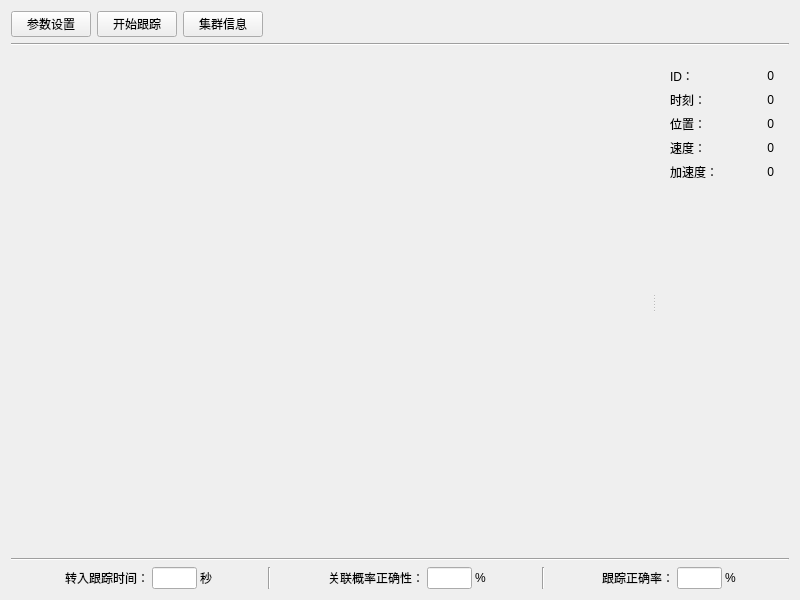
First picture: the form in mainwindow.ui, repository kernelhcy/targettracking, before the edit.
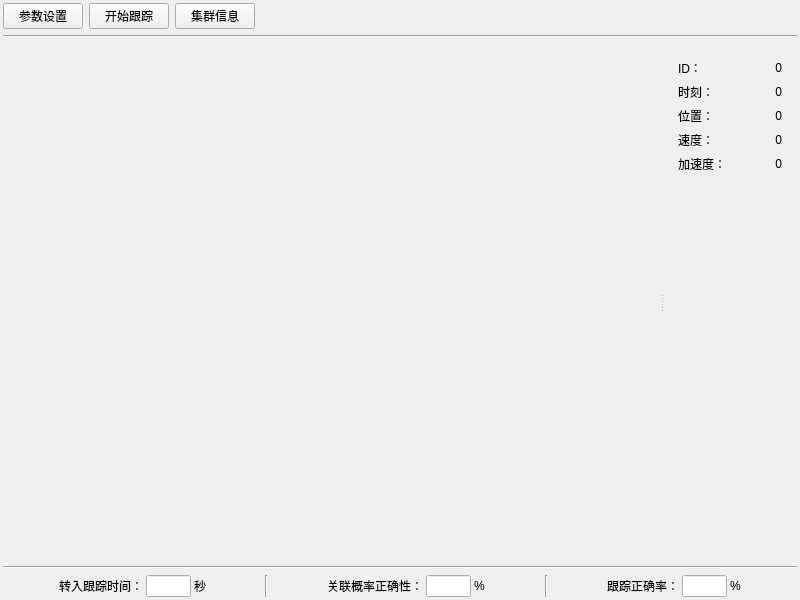
Second picture: the form after the edit.

What changed in the file:
```diff
--- a/mainwindow.ui
+++ b/mainwindow.ui
@@ -30,6 +30,9 @@
   </property>
   <widget class="QWidget" name="centralWidget">
    <layout class="QGridLayout" name="gridLayout" rowstretch="0,0,1,0,0,0">
+    <property name="margin">
+     <number>3</number>
+    </property>
     <item row="0" column="0">
      <layout class="QHBoxLayout" name="horizontalLayout">
       <item>
```
